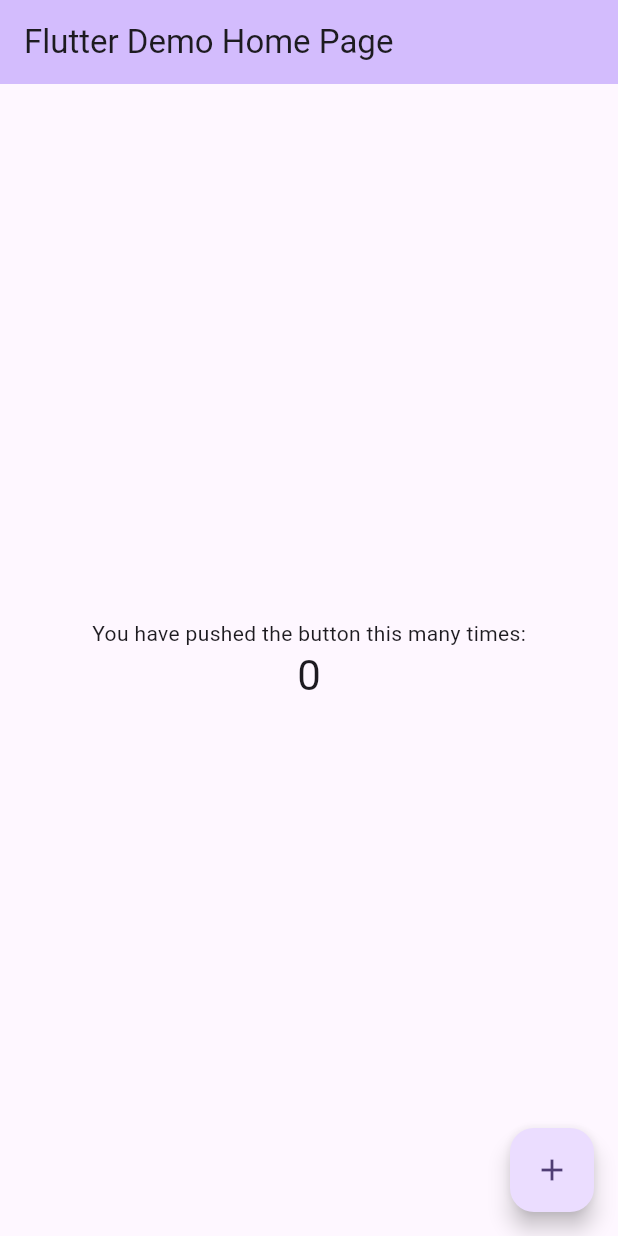
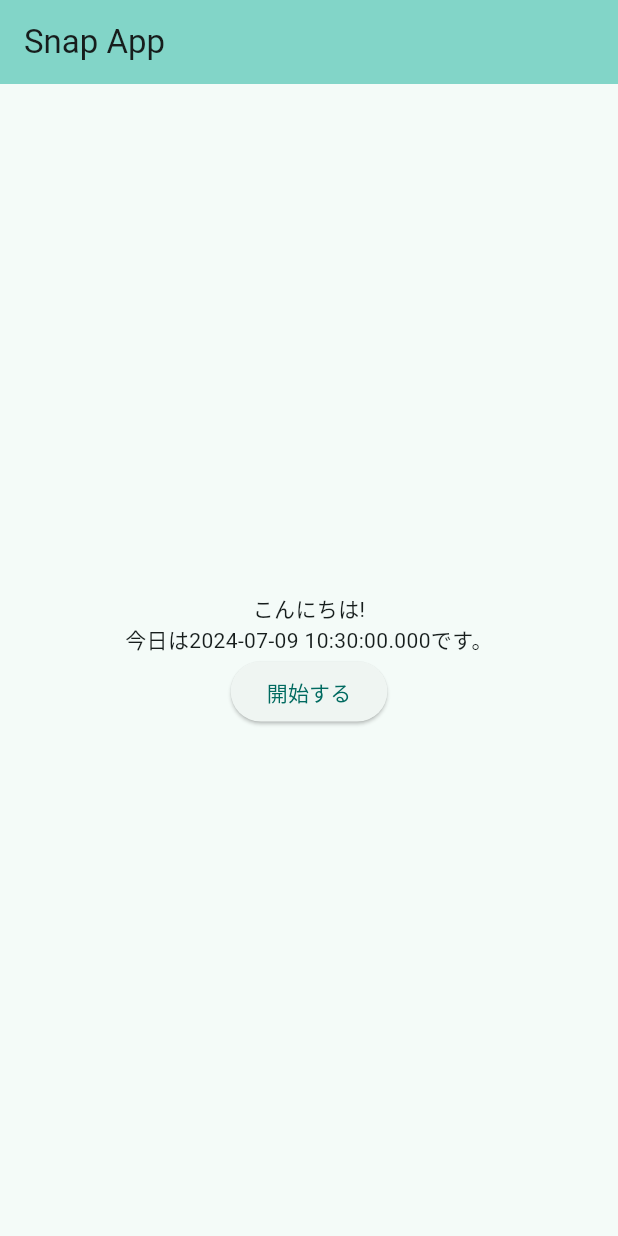
Before and after one commit to k-taiga/snap_app, a Flutter app: the screen it shows after launch, on a phone screen of 412 x 824 dp. Run offline on Flutter 3.47's test engine with Material 3 defaults, Android fonts, the phone set to English and light mode, and no system bars.

Commit message:
[add] StartScreen

```diff
--- a/lib/main.dart
+++ b/lib/main.dart
@@ -1,4 +1,5 @@
 import 'package:flutter/material.dart';
+import 'package:snap_app/start_screen.dart';
 
 void main() {
   runApp(const MyApp());
@@ -7,119 +8,15 @@ void main() {
 class MyApp extends StatelessWidget {
   const MyApp({super.key});
 
-  // This widget is the root of your application.
   @override
   Widget build(BuildContext context) {
     return MaterialApp(
-      title: 'Flutter Demo',
+      title: 'Snap App',
       theme: ThemeData(
-        // This is the theme of your application.
-        //
-        // TRY THIS: Try running your application with "flutter run". You'll see
-        // the application has a purple toolbar. Then, without quitting the app,
-        // try changing the seedColor in the colorScheme below to Colors.green
-        // and then invoke "hot reload" (save your changes or press the "hot
-        // reload" button in a Flutter-supported IDE, or press "r" if you used
-        // the command line to start the app).
-        //
-        // Notice that the counter didn't reset back to zero; the application
-        // state is not lost during the reload. To reset the state, use hot
-        // restart instead.
-        //
-        // This works for code too, not just values: Most code changes can be
-        // tested with just a hot reload.
-        colorScheme: ColorScheme.fromSeed(seedColor: Colors.deepPurple),
+        colorScheme: ColorScheme.fromSeed(seedColor: Colors.teal),
         useMaterial3: true,
       ),
-      home: const MyHomePage(title: 'Flutter Demo Home Page'),
+      home: const StartScreen(),
     );
   }
 }
-
-class MyHomePage extends StatefulWidget {
-  const MyHomePage({super.key, required this.title});
-
-  // This widget is the home page of your application. It is stateful, meaning
-  // that it has a State object (defined below) that contains fields that affect
-  // how it looks.
-
-  // This class is the configuration for the state. It holds the values (in this
-  // case the title) provided by the parent (in this case the App widget) and
-  // used by the build method of the State. Fields in a Widget subclass are
-  // always marked "final".
-
-  final String title;
-
-  @override
-  State<MyHomePage> createState() => _MyHomePageState();
-}
-
-class _MyHomePageState extends State<MyHomePage> {
-  int _counter = 0;
-
-  void _incrementCounter() {
-    setState(() {
-      // This call to setState tells the Flutter framework that something has
-      // changed in this State, which causes it to rerun the build method below
-      // so that the display can reflect the updated values. If we changed
-      // _counter without calling setState(), then the build method would not be
-      // called again, and so nothing would appear to happen.
-      _counter++;
-    });
-  }
-
-  @override
-  Widget build(BuildContext context) {
-    // This method is rerun every time setState is called, for instance as done
-    // by the _incrementCounter method above.
-    //
-    // The Flutter framework has been optimized to make rerunning build methods
-    // fast, so that you can just rebuild anything that needs updating rather
-    // than having to individually change instances of widgets.
-    return Scaffold(
-      appBar: AppBar(
-        // TRY THIS: Try changing the color here to a specific color (to
-        // Colors.amber, perhaps?) and trigger a hot reload to see the AppBar
-        // change color while the other colors stay the same.
-        backgroundColor: Theme.of(context).colorScheme.inversePrimary,
-        // Here we take the value from the MyHomePage object that was created by
-        // the App.build method, and use it to set our appbar title.
-        title: Text(widget.title),
-      ),
-      body: Center(
-        // Center is a layout widget. It takes a single child and positions it
-        // in the middle of the parent.
-        child: Column(
-          // Column is also a layout widget. It takes a list of children and
-          // arranges them vertically. By default, it sizes itself to fit its
-          // children horizontally, and tries to be as tall as its parent.
-          //
-          // Column has various properties to control how it sizes itself and
-          // how it positions its children. Here we use mainAxisAlignment to
-          // center the children vertically; the main axis here is the vertical
-          // axis because Columns are vertical (the cross axis would be
-          // horizontal).
-          //
-          // TRY THIS: Invoke "debug painting" (choose the "Toggle Debug Paint"
-          // action in the IDE, or press "p" in the console), to see the
-          // wireframe for each widget.
-          mainAxisAlignment: MainAxisAlignment.center,
-          children: <Widget>[
-            const Text(
-              'You have pushed the button this many times:',
-            ),
-            Text(
-              '$_counter',
-              style: Theme.of(context).textTheme.headlineMedium,
-            ),
-          ],
-        ),
-      ),
-      floatingActionButton: FloatingActionButton(
-        onPressed: _incrementCounter,
-        tooltip: 'Increment',
-        child: const Icon(Icons.add),
-      ), // This trailing comma makes auto-formatting nicer for build methods.
-    );
-  }
-}
--- /dev/null
+++ b/lib/start_screen.dart
@@ -0,0 +1,22 @@
+import 'package:flutter/material.dart';
+
+class StartScreen extends StatelessWidget {
+  const StartScreen({super.key});
+
+  @override
+  Widget build(BuildContext context) {
+    return Scaffold(
+        appBar: AppBar(
+            backgroundColor: Theme.of(context).colorScheme.inversePrimary,
+            title: const Text('Snap App')),
+        body: Center(
+            child: Column(
+          mainAxisAlignment: MainAxisAlignment.center,
+          children: [
+            Text('こんにちは!\n今日は${DateTime.now()}です。',
+                textAlign: TextAlign.center),
+            ElevatedButton(onPressed: () {}, child: const Text('開始する')),
+          ],
+        )));
+  }
+}
```
